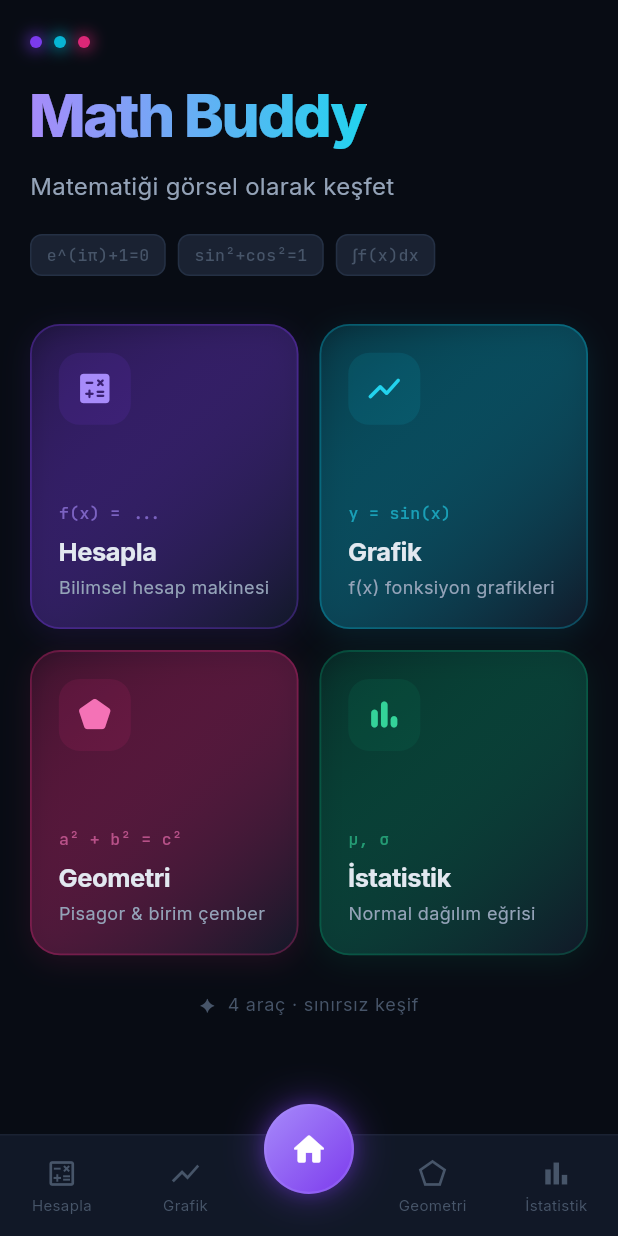
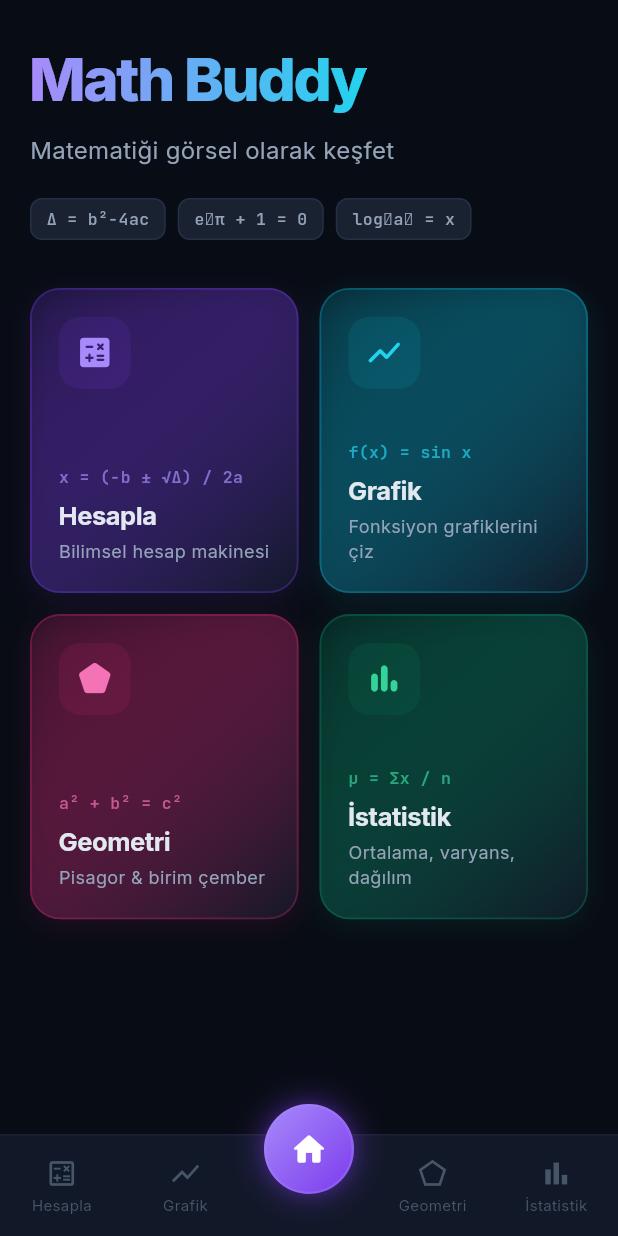
Before and after one commit to omerbayar/math_buddy, a Flutter app: the screen it shows after launch, on a phone screen of 412 x 824 dp. Run offline on Flutter 3.47's test engine with Material 3 defaults, Android fonts, the phone set to English and light mode, and no system bars; our stand-ins replace google_fonts, math_expressions.

Commit message:
home: sadeleştirme ve formulleri yenile

```diff
--- a/lib/features/home/home_screen.dart
+++ b/lib/features/home/home_screen.dart
@@ -32,7 +32,6 @@ class _HomeScreenState extends State<HomeScreen>
 
   @override
   Widget build(BuildContext context) {
-    final size = MediaQuery.of(context).size;
     return SafeArea(
       child: SingleChildScrollView(
         physics: const BouncingScrollPhysics(),
@@ -40,11 +39,9 @@ class _HomeScreenState extends State<HomeScreen>
         child: Column(
           crossAxisAlignment: CrossAxisAlignment.start,
           children: [
-            _buildHeader(size),
+            _buildHeader(),
             const SizedBox(height: 32),
             _buildGrid(),
-            const SizedBox(height: 24),
-            _buildFooter(),
           ],
         ),
       ),
@@ -52,7 +49,7 @@ class _HomeScreenState extends State<HomeScreen>
   }
 
   // ── Hero başlık ─────────────────────────────────────────────
-  Widget _buildHeader(Size size) {
+  Widget _buildHeader() {
     return AnimatedBuilder(
       animation: _controller,
       builder: (context, child) {
@@ -68,20 +65,9 @@ class _HomeScreenState extends State<HomeScreen>
       child: Column(
         crossAxisAlignment: CrossAxisAlignment.start,
         children: [
-          // Dekoratif satır
-          Row(
-            children: [
-              _GlowDot(color: AppColors.primary),
-              const SizedBox(width: 8),
-              _GlowDot(color: AppColors.cyan),
-              const SizedBox(width: 8),
-              _GlowDot(color: AppColors.pink),
-            ],
-          ),
-          const SizedBox(height: 16),
           // Ana başlık
           ShaderMask(
-            shaderCallback: (bounds) => LinearGradient(
+            shaderCallback: (bounds) => const LinearGradient(
               colors: [AppColors.primaryLight, AppColors.cyanLight],
               begin: Alignment.centerLeft,
               end: Alignment.centerRight,
@@ -91,7 +77,7 @@ class _HomeScreenState extends State<HomeScreen>
               style: GoogleFonts.inter(
                 fontSize: 40,
                 fontWeight: FontWeight.w800,
-                color: Colors.white, // ShaderMask bunu override eder
+                color: Colors.white,
                 letterSpacing: -1.5,
               ),
             ),
@@ -107,8 +93,8 @@ class _HomeScreenState extends State<HomeScreen>
             ),
           ),
           const SizedBox(height: 20),
-          // Dekoratif matematiksel formüller
-          _MathFormulaChips(),
+          // Tanınır matematiksel formüller
+          const _MathFormulaChips(),
         ],
       ),
     );
@@ -118,22 +104,22 @@ class _HomeScreenState extends State<HomeScreen>
   Widget _buildGrid() {
     const features = [
       _Feature(
-        index: 1, // NavShell'deki sekme indeksi (0=Ana Sayfa)
+        index: 1,
         title: 'Hesapla',
         subtitle: 'Bilimsel hesap makinesi',
         icon: Icons.calculate_rounded,
         color: AppColors.primary,
         colorLight: AppColors.primaryLight,
-        formula: 'f(x) = ...',
+        formula: 'x = (−b ± √Δ) / 2a',
       ),
       _Feature(
         index: 2,
         title: 'Grafik',
-        subtitle: 'f(x) fonksiyon grafikleri',
+        subtitle: 'Fonksiyon grafiklerini çiz',
         icon: Icons.show_chart_rounded,
         color: AppColors.cyan,
         colorLight: AppColors.cyanLight,
-        formula: 'y = sin(x)',
+        formula: 'f(x) = sin x',
       ),
       _Feature(
         index: 3,
@@ -147,11 +133,11 @@ class _HomeScreenState extends State<HomeScreen>
       _Feature(
         index: 4,
         title: 'İstatistik',
-        subtitle: 'Normal dağılım eğrisi',
+        subtitle: 'Ortalama, varyans, dağılım',
         icon: Icons.bar_chart_rounded,
         color: AppColors.green,
         colorLight: AppColors.greenLight,
-        formula: 'μ, σ',
+        formula: 'μ = Σx / n',
       ),
     ];
 
@@ -166,7 +152,6 @@ class _HomeScreenState extends State<HomeScreen>
       ),
       itemCount: features.length,
       itemBuilder: (context, i) {
-        // Staggered animasyon: her kart sırayla gelir
         final start = 0.15 + i * 0.12;
         final end = (start + 0.45).clamp(0.0, 1.0);
         final anim = CurvedAnimation(
@@ -191,28 +176,6 @@ class _HomeScreenState extends State<HomeScreen>
           ),
         );
       },
-    );
-  }
-
-  // ── Alt bilgi ───────────────────────────────────────────────
-  Widget _buildFooter() {
-    final t = CurvedAnimation(
-      parent: _controller,
-      curve: const Interval(0.7, 1.0, curve: Curves.easeOut),
-    );
-    return AnimatedBuilder(
-      animation: t,
-      builder: (context, child) => Opacity(opacity: t.value, child: child),
-      child: Center(
-        child: Text(
-          '✦  4 araç · sınırsız keşif',
-          style: GoogleFonts.inter(
-            fontSize: 12,
-            color: AppColors.textMuted,
-            letterSpacing: 0.5,
-          ),
-        ),
-      ),
     );
   }
 }
@@ -325,13 +288,13 @@ class _FeatureCardState extends State<_FeatureCard>
                   child: Icon(f.icon, color: f.colorLight, size: 26),
                 ),
                 const Spacer(),
-                // Formül dekorasyon
+                // Formül
                 Text(
                   f.formula,
                   style: GoogleFonts.jetBrainsMono(
                     fontSize: 11,
-                    color: f.colorLight.withAlpha(160),
-                    fontWeight: FontWeight.w500,
+                    color: f.colorLight.withAlpha(180),
+                    fontWeight: FontWeight.w600,
                   ),
                 ),
                 const SizedBox(height: 6),
@@ -366,34 +329,13 @@ class _FeatureCardState extends State<_FeatureCard>
   }
 }
 
-// ── Dekoratif parlayan nokta ─────────────────────────────────
-class _GlowDot extends StatelessWidget {
-  final Color color;
-  const _GlowDot({required this.color});
-
-  @override
-  Widget build(BuildContext context) {
-    return Container(
-      width: 8,
-      height: 8,
-      decoration: BoxDecoration(
-        color: color,
-        shape: BoxShape.circle,
-        boxShadow: [
-          BoxShadow(color: color.withAlpha(150), blurRadius: 8, spreadRadius: 2),
-        ],
-      ),
-    );
-  }
-}
-
 // ── Matematiksel formül chip'leri ────────────────────────────
 class _MathFormulaChips extends StatelessWidget {
   const _MathFormulaChips();
 
   @override
   Widget build(BuildContext context) {
-    const formulas = ['e^(iπ)+1=0', 'sin²+cos²=1', '∫f(x)dx'];
+    const formulas = ['Δ = b²−4ac', 'eⁱπ + 1 = 0', 'logₐaˣ = x'];
     return Wrap(
       spacing: 8,
       children: formulas.map((f) {
@@ -408,7 +350,7 @@ class _MathFormulaChips extends StatelessWidget {
             f,
             style: GoogleFonts.jetBrainsMono(
               fontSize: 11,
-              color: AppColors.textMuted,
+              color: AppColors.textSecondary,
               fontWeight: FontWeight.w500,
             ),
           ),
```
